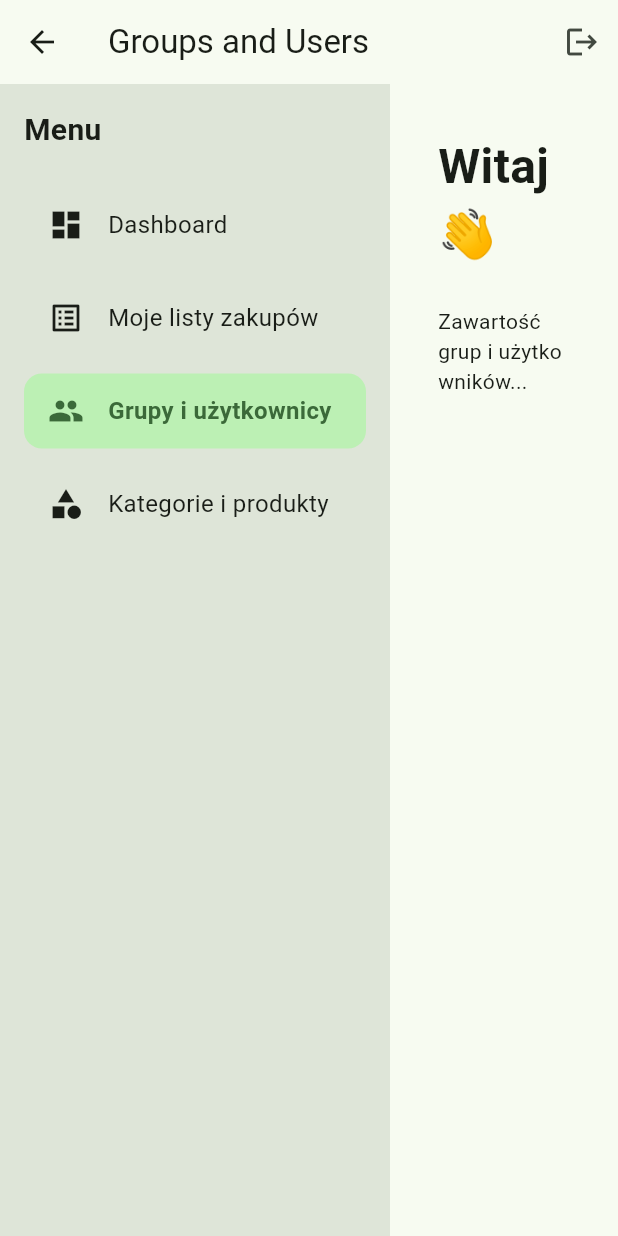
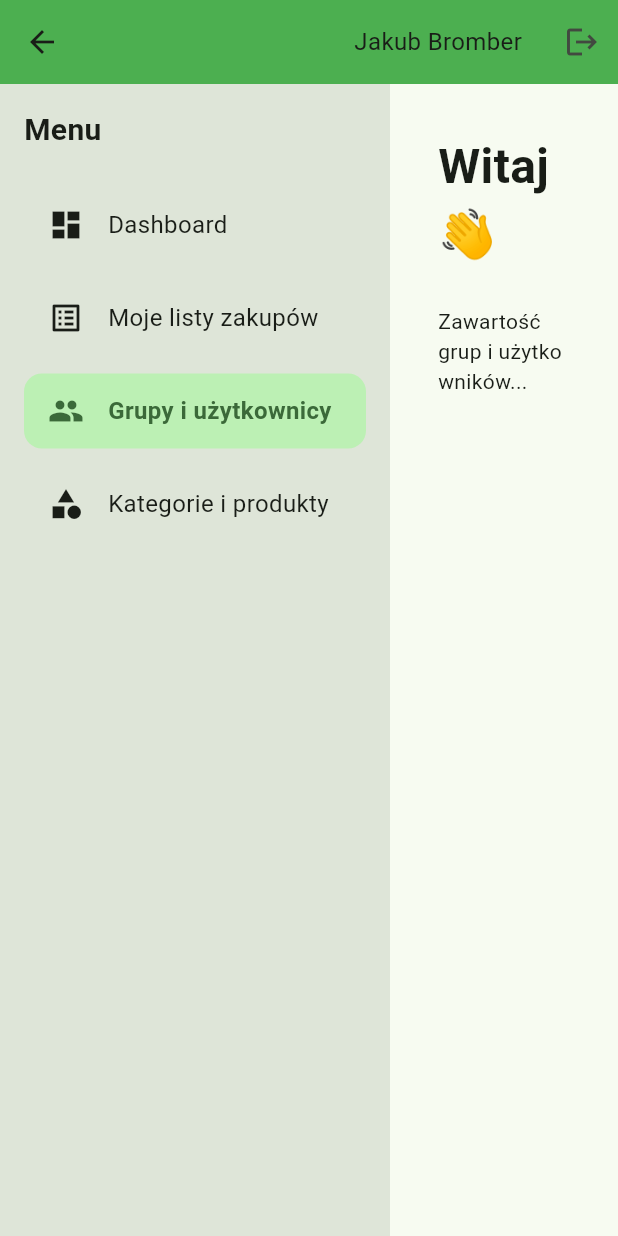
Before and after one commit to papisko7/ShoppingList, a Flutter app: the GroupsAndUsersScreen screen opened by its route, on a phone screen of 412 x 824 dp. Run offline on Flutter 3.47's test engine with Material 3 defaults, Android fonts, the phone set to English and light mode, and no system bars.

Commit message:
topappbar added

```diff
--- a/frontend/lib/screens/categories_and_products_screen.dart
+++ b/frontend/lib/screens/categories_and_products_screen.dart
@@ -1,5 +1,6 @@
 import 'package:flutter/material.dart';
 import 'package:frontend/ui/sidebar/sidebar_layout.dart';
+import 'package:frontend/ui/top_app_bar/top_app_bar.dart';
 
 class CategoriesAndProductsScreen extends StatelessWidget {
   const CategoriesAndProductsScreen({super.key});
@@ -7,16 +8,11 @@ class CategoriesAndProductsScreen extends StatelessWidget {
   @override
   Widget build(BuildContext context) {
     return Scaffold(
-      appBar: AppBar(
-        title: const Text("Categories and Products"),
-        actions: [
-          IconButton(
-            onPressed: () {
-              Navigator.pushReplacementNamed(context, '/login');
-            },
-            icon: const Icon(Icons.logout),
-          ),
-        ],
+      appBar: TopAppBar(
+        username: "Jakub Bromber",
+        onLogout: () {
+          Navigator.pushReplacementNamed(context, '/login');
+        },
       ),
       body: SidebarLayout(
         active: "categories",
--- a/frontend/lib/screens/groups_and_users_screen.dart
+++ b/frontend/lib/screens/groups_and_users_screen.dart
@@ -1,5 +1,6 @@
 import 'package:flutter/material.dart';
 import 'package:frontend/ui/sidebar/sidebar_layout.dart';
+import 'package:frontend/ui/top_app_bar/top_app_bar.dart';
 
 class GroupsAndUsersScreen extends StatelessWidget {
   const GroupsAndUsersScreen({super.key});
@@ -7,16 +8,11 @@ class GroupsAndUsersScreen extends StatelessWidget {
   @override
   Widget build(BuildContext context) {
     return Scaffold(
-      appBar: AppBar(
-        title: const Text("Groups and Users"),
-        actions: [
-          IconButton(
-            onPressed: () {
-              Navigator.pushReplacementNamed(context, '/login');
-            },
-            icon: const Icon(Icons.logout),
-          ),
-        ],
+      appBar: TopAppBar(
+        username: "Jakub Bromber",
+        onLogout: () {
+          Navigator.pushReplacementNamed(context, '/login');
+        },
       ),
       body: SidebarLayout(
         active: "groups",
--- /dev/null
+++ b/frontend/lib/ui/top_app_bar/top_app_bar.dart
@@ -0,0 +1,31 @@
+import 'package:flutter/material.dart';
+
+class TopAppBar extends StatelessWidget implements PreferredSizeWidget {
+  final String username;
+  final VoidCallback onLogout;
+
+  const TopAppBar({super.key, required this.username, required this.onLogout});
+
+  @override
+  Widget build(BuildContext context) {
+    return AppBar(
+      backgroundColor: Colors.green,
+      actions: [
+        Padding(
+          padding: const EdgeInsets.symmetric(horizontal: 16),
+          child: Center(
+            child: Text(username, style: const TextStyle(fontSize: 16)),
+          ),
+        ),
+        IconButton(
+          onPressed: onLogout,
+          icon: const Icon(Icons.logout),
+          tooltip: "Wyloguj",
+        ),
+      ],
+    );
+  }
+
+  @override
+  Size get preferredSize => const Size.fromHeight(kToolbarHeight);
+}
```
Also changed, not shown: frontend/lib/screens/dashboard_screen.dart (+6 -11 lines), frontend/lib/screens/shopping_list_screen.dart (+6 -10 lines).
